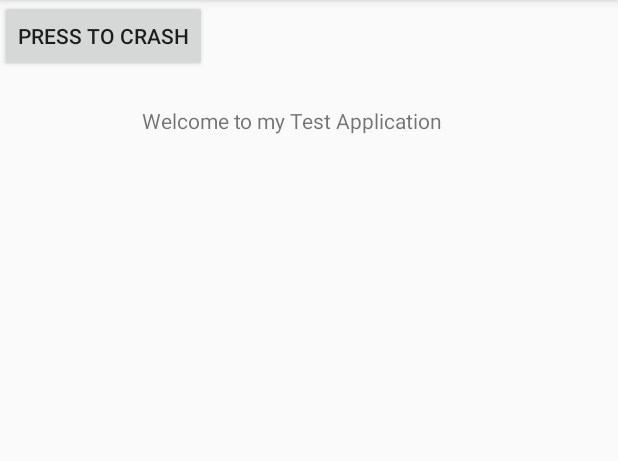
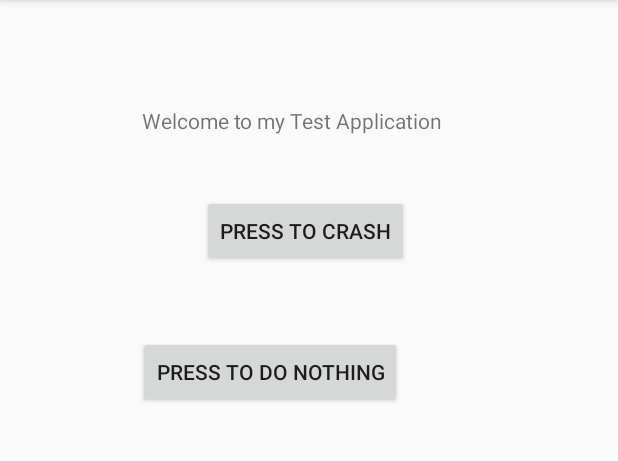
Before and after one commit to cameron-skaggs/AndroidJavaProject, an Android app: the screen it shows after launch (MainActivity), on a phone screen of 412 x 824 dp, the part 84-545 px from its top. Run offline under Robolectric (Android 15) with nearby library versions, the phone set to English and light mode, and no system bars; libraries missing offline, so code that uses them is left out: com.microsoft.appcenter; 1 statement that could not run was skipped.

Commit message:
Added a new event

```diff
--- a/app/src/main/java/com/example/androidjavaapp/MainActivity.java
+++ b/app/src/main/java/com/example/androidjavaapp/MainActivity.java
@@ -17,6 +17,9 @@ public class MainActivity extends AppCompatActivity {
         AppCenter.start(getApplication(), "654bfb92-f7c8-4513-98bc-e1aa114cf442",
                 Analytics.class, Crashes.class);
     }
+    public void doNothing(View view) {
+        Analytics.trackEvent("This is my nothing event");
+    }
     /** Called when the user touches the button */
     public void crashApp(View view) {
         Analytics.trackEvent("My crash event");
--- a/app/src/main/res/layout/activity_main.xml
+++ b/app/src/main/res/layout/activity_main.xml
@@ -7,6 +7,7 @@
     tools:context=".MainActivity">
 
     <TextView
+        android:id="@+id/textView"
         android:layout_width="wrap_content"
         android:layout_height="wrap_content"
         android:text="Welcome to my Test Application"
@@ -17,15 +18,31 @@
         app:layout_constraintTop_toTopOf="parent"
         app:layout_constraintVertical_bias="0.094" />
 
+    <!--        tools:ignore="MissingConstraints" />-->
+
     <Button
         android:id="@+id/button"
         android:layout_width="wrap_content"
         android:layout_height="wrap_content"
+        android:layout_marginStart="40dp"
+        android:layout_marginLeft="40dp"
+        android:layout_marginTop="40dp"
+        android:onClick="crashApp"
         android:text="Press to Crash"
-        android:onClick="crashApp"
-        tools:ignore="MissingConstraints" />
-<!--        tools:layout_editor_absoluteX="148dp"-->
-<!--        tools:layout_editor_absoluteY="128dp"-->
+        app:layout_constraintStart_toStartOf="@+id/textView"
+        app:layout_constraintTop_toBottomOf="@+id/textView" />
+
+    <Button
+        android:id="@+id/button2"
+        android:layout_width="wrap_content"
+        android:layout_height="wrap_content"
+        android:layout_marginStart="92dp"
+        android:layout_marginLeft="92dp"
+        android:layout_marginTop="46dp"
+        android:text="Press to do nothing"
+        app:layout_constraintStart_toStartOf="parent"
+        app:layout_constraintTop_toBottomOf="@+id/button"
+        android:onClick="doNothing"/>
 
 
 </androidx.constraintlayout.widget.ConstraintLayout>
```
